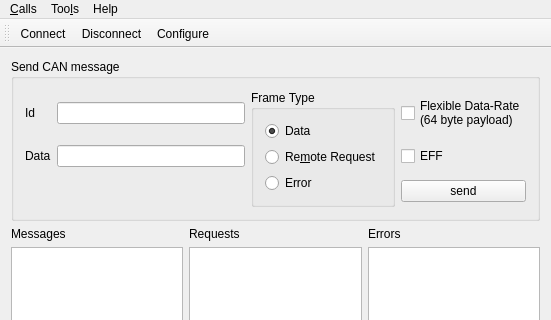
qt/qtserialbus, file examples/serialbus/can/mainwindow.ui: the form before one commit; both pictures show x 0 to 551 and y 0 to 320 of the 551 by 481 pixel window.
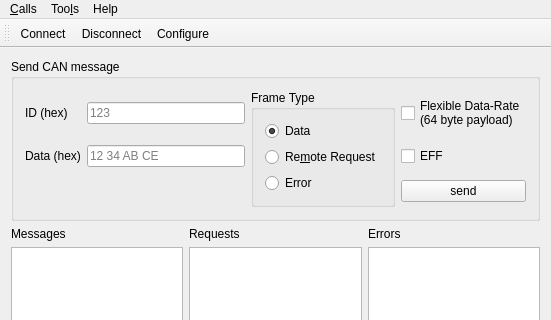
The form after the commit. Icons and pictures are not drawn.

Commit message:
CAN-Example: Display CAN-IDs and data bytes in hex
Data bytes usually contain binary information so just
display them as hex dump. Do so also for the input side.

Tested with PCAN-USB Pro, both channels connected,
Linux with socketcan, cangen and candump on can0,
CAN-Example on can1. CAN-FD was not tested.

Patch:
```diff
--- a/examples/serialbus/can/mainwindow.ui
+++ b/examples/serialbus/can/mainwindow.ui
@@ -26,12 +26,16 @@
          <item row="0" column="0">
           <widget class="QLabel" name="label">
            <property name="text">
-            <string>Id</string>
+            <string>ID (hex)</string>
            </property>
           </widget>
          </item>
          <item row="0" column="1">
-          <widget class="QLineEdit" name="idEdit"/>
+          <widget class="QLineEdit" name="idEdit">
+           <property name="placeholderText">
+            <string>123</string>
+           </property>
+          </widget>
          </item>
          <item row="0" column="2" rowspan="3">
           <widget class="QGroupBox" name="groupBox">
@@ -92,12 +96,16 @@
           </widget>
          </item>
          <item row="1" column="1">
-          <widget class="QLineEdit" name="lineEdit"/>
+          <widget class="QLineEdit" name="lineEdit">
+           <property name="placeholderText">
+            <string>12 34 AB CE</string>
+           </property>
+          </widget>
          </item>
          <item row="1" column="0">
           <widget class="QLabel" name="label_2">
            <property name="text">
-            <string>Data</string>
+            <string>Data (hex)</string>
            </property>
           </widget>
          </item>
```
The commit also changes 1 other file.
